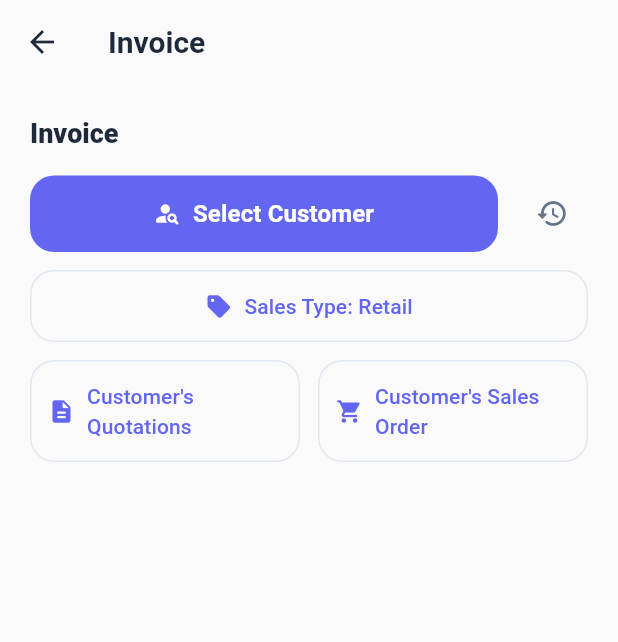
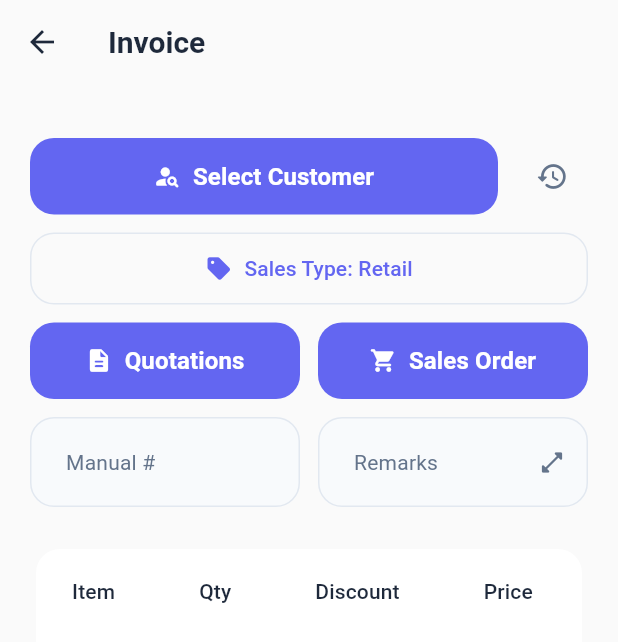
Before and after one commit to Maleesha-Sanjana/Distribution_App_Flutter, a Flutter app: the InvoiceSimplePage screen opened by its route, on a phone screen of 412 x 824 dp. Shown: the top 642 px of the screen. Run offline on Flutter 3.47's test engine with Material 3 defaults, Android fonts, the phone set to English and light mode, and no system bars.

Commit message:
invoice page addition

```diff
--- a/lib/pages/invoice_simple_page.dart
+++ b/lib/pages/invoice_simple_page.dart
@@ -10,6 +10,63 @@ class InvoiceSimplePage extends StatefulWidget {
 
 class _InvoiceSimplePageState extends State<InvoiceSimplePage> {
   String _salesType = 'Retail';
+  final _manualController = TextEditingController();
+  final _remarksController = TextEditingController();
+  final List<Map<String, dynamic>> _rows = [];
+
+  @override
+  void dispose() {
+    _manualController.dispose();
+    _remarksController.dispose();
+    super.dispose();
+  }
+
+  Future<void> _openRemarksDialog() async {
+    final tempController = TextEditingController(text: _remarksController.text);
+    await showDialog<void>(
+      context: context,
+      builder: (context) {
+        final theme = Theme.of(context);
+        return AlertDialog(
+          title: const Text('Remarks'),
+          content: SizedBox(
+            width: double.maxFinite,
+            child: TextField(
+              controller: tempController,
+              autofocus: true,
+              maxLines: null,
+              minLines: 6,
+              decoration: const InputDecoration(
+                hintText: 'Type remarks here...',
+                border: OutlineInputBorder(),
+                isDense: false,
+              ),
+            ),
+          ),
+          actions: [
+            TextButton(
+              onPressed: () => Navigator.of(context).pop(),
+              child: const Text('Cancel'),
+            ),
+            ElevatedButton(
+              style: ElevatedButton.styleFrom(
+                backgroundColor: theme.colorScheme.primary,
+                foregroundColor: theme.colorScheme.onPrimary,
+              ),
+              onPressed: () {
+                if (!mounted) return;
+                setState(() {
+                  _remarksController.text = tempController.text;
+                });
+                Navigator.of(context).pop();
+              },
+              child: const Text('Save'),
+            ),
+          ],
+        );
+      },
+    );
+  }
 
   @override
   Widget build(BuildContext context) {
@@ -21,12 +78,6 @@ class _InvoiceSimplePageState extends State<InvoiceSimplePage> {
         child: Column(
           crossAxisAlignment: CrossAxisAlignment.stretch,
           children: [
-            Text(
-              'Invoice',
-              style: theme.textTheme.titleLarge?.copyWith(
-                fontWeight: FontWeight.w800,
-              ),
-            ),
             const SizedBox(height: 16),
             Row(
               children: [
@@ -37,7 +88,9 @@ class _InvoiceSimplePageState extends State<InvoiceSimplePage> {
                     label: const Text('Select Customer'),
                     style: ElevatedButton.styleFrom(
                       padding: const EdgeInsets.symmetric(vertical: 16),
-                      shape: RoundedRectangleBorder(borderRadius: BorderRadius.circular(16)),
+                      shape: RoundedRectangleBorder(
+                        borderRadius: BorderRadius.circular(16),
+                      ),
                       backgroundColor: theme.colorScheme.primary,
                       foregroundColor: theme.colorScheme.onPrimary,
                       elevation: 0,
@@ -57,7 +110,9 @@ class _InvoiceSimplePageState extends State<InvoiceSimplePage> {
                   style: IconButton.styleFrom(
                     padding: const EdgeInsets.all(8),
                     minimumSize: const Size(40, 40),
-                    shape: RoundedRectangleBorder(borderRadius: BorderRadius.circular(12)),
+                    shape: RoundedRectangleBorder(
+                      borderRadius: BorderRadius.circular(12),
+                    ),
                   ),
                 ),
               ],
@@ -68,7 +123,9 @@ class _InvoiceSimplePageState extends State<InvoiceSimplePage> {
                 final selected = await showModalBottomSheet<String>(
                   context: context,
                   shape: const RoundedRectangleBorder(
-                    borderRadius: BorderRadius.vertical(top: Radius.circular(16)),
+                    borderRadius: BorderRadius.vertical(
+                      top: Radius.circular(16),
+                    ),
                   ),
                   builder: (context) {
                     return SafeArea(
@@ -98,45 +155,129 @@ class _InvoiceSimplePageState extends State<InvoiceSimplePage> {
               icon: const Icon(Icons.sell_rounded),
               label: Text('Sales Type: $_salesType'),
               style: OutlinedButton.styleFrom(
-                padding: const EdgeInsets.symmetric(vertical: 14, horizontal: 12),
-                shape: RoundedRectangleBorder(borderRadius: BorderRadius.circular(16)),
+                padding: const EdgeInsets.symmetric(
+                  vertical: 14,
+                  horizontal: 12,
+                ),
+                shape: RoundedRectangleBorder(
+                  borderRadius: BorderRadius.circular(16),
+                ),
               ),
             ),
             const SizedBox(height: 12),
             Row(
               children: [
                 Expanded(
-                  child: OutlinedButton.icon(
+                  child: ElevatedButton.icon(
                     onPressed: () {
                       ScaffoldMessenger.of(context).showSnackBar(
-                        const SnackBar(content: Text("Customer's Quotations: not implemented")),
+                        const SnackBar(
+                          content: Text("Quotations: not implemented"),
+                        ),
                       );
                     },
                     icon: const Icon(Icons.description_rounded),
-                    label: const Text("Customer's Quotations"),
-                    style: OutlinedButton.styleFrom(
-                      padding: const EdgeInsets.symmetric(vertical: 14, horizontal: 12),
-                      shape: RoundedRectangleBorder(borderRadius: BorderRadius.circular(16)),
+                    label: const Text("Quotations"),
+                    style: ElevatedButton.styleFrom(
+                      padding: const EdgeInsets.symmetric(vertical: 16),
+                      shape: RoundedRectangleBorder(
+                        borderRadius: BorderRadius.circular(16),
+                      ),
+                      backgroundColor: theme.colorScheme.primary,
+                      foregroundColor: theme.colorScheme.onPrimary,
+                      elevation: 0,
                     ),
                   ),
                 ),
                 const SizedBox(width: 12),
                 Expanded(
-                  child: OutlinedButton.icon(
+                  child: ElevatedButton.icon(
                     onPressed: () {
                       ScaffoldMessenger.of(context).showSnackBar(
-                        const SnackBar(content: Text("Customer's Sales Orders: not implemented")),
+                        const SnackBar(
+                          content: Text("Sales Orders: not implemented"),
+                        ),
                       );
                     },
                     icon: const Icon(Icons.shopping_cart_rounded),
-                    label: const Text("Customer's Sales Order"),
-                    style: OutlinedButton.styleFrom(
-                      padding: const EdgeInsets.symmetric(vertical: 14, horizontal: 12),
-                      shape: RoundedRectangleBorder(borderRadius: BorderRadius.circular(16)),
+                    label: const Text("Sales Order"),
+                    style: ElevatedButton.styleFrom(
+                      padding: const EdgeInsets.symmetric(vertical: 16),
+                      shape: RoundedRectangleBorder(
+                        borderRadius: BorderRadius.circular(16),
+                      ),
+                      backgroundColor: theme.colorScheme.primary,
+                      foregroundColor: theme.colorScheme.onPrimary,
+                      elevation: 0,
                     ),
                   ),
                 ),
               ],
+            ),
+            const SizedBox(height: 12),
+            Row(
+              children: [
+                Expanded(
+                  child: TextField(
+                    controller: _manualController,
+                    decoration: const InputDecoration(
+                      hintText: 'Manual #',
+                      border: OutlineInputBorder(),
+                      isDense: true,
+                    ),
+                  ),
+                ),
+                const SizedBox(width: 12),
+                Expanded(
+                  child: TextField(
+                    controller: _remarksController,
+                    readOnly: true,
+                    onTap: _openRemarksDialog,
+                    decoration: const InputDecoration(
+                      hintText: 'Remarks',
+                      border: OutlineInputBorder(),
+                      isDense: true,
+                      suffixIcon: Icon(Icons.open_in_full_rounded),
+                    ),
+                  ),
+                ),
+              ],
+            ),
+            const SizedBox(height: 16),
+            Row(children: [
+              ],
+            ),
+            const SizedBox(height: 8),
+            Expanded(
+              child: Card(
+                shape: RoundedRectangleBorder(
+                  borderRadius: BorderRadius.circular(16),
+                ),
+                clipBehavior: Clip.antiAlias,
+                child: SingleChildScrollView(
+                  scrollDirection: Axis.horizontal,
+                  child: DataTable(
+                    columns: const [
+                      DataColumn(label: Text('Item')),
+                      DataColumn(label: Text('Qty')),
+                      DataColumn(label: Text('Discount')),
+                      DataColumn(label: Text('Price')),
+                    ],
+                    rows: _rows
+                        .map(
+                          (r) => DataRow(
+                            cells: [
+                              DataCell(Text('${r['item']}')),
+                              DataCell(Text('${r['qty']}')),
+                              DataCell(Text('${r['discount']}')),
+                              DataCell(Text('${r['price']}')),
+                            ],
+                          ),
+                        )
+                        .toList(),
+                  ),
+                ),
+              ),
             ),
           ],
         ),
```
